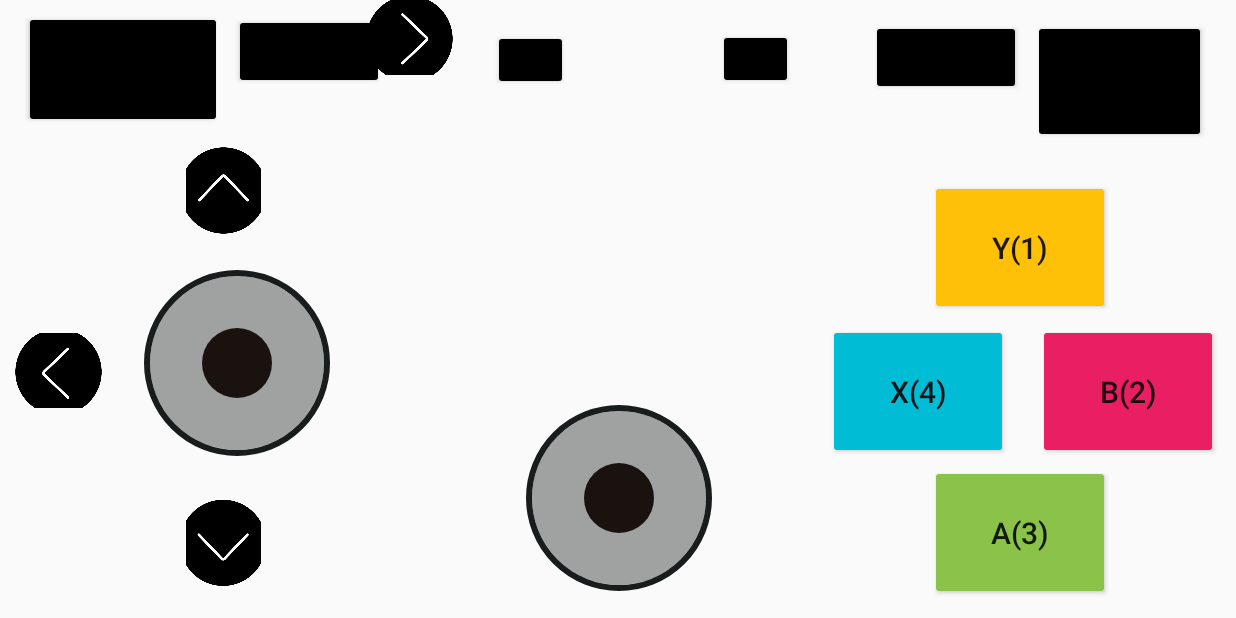
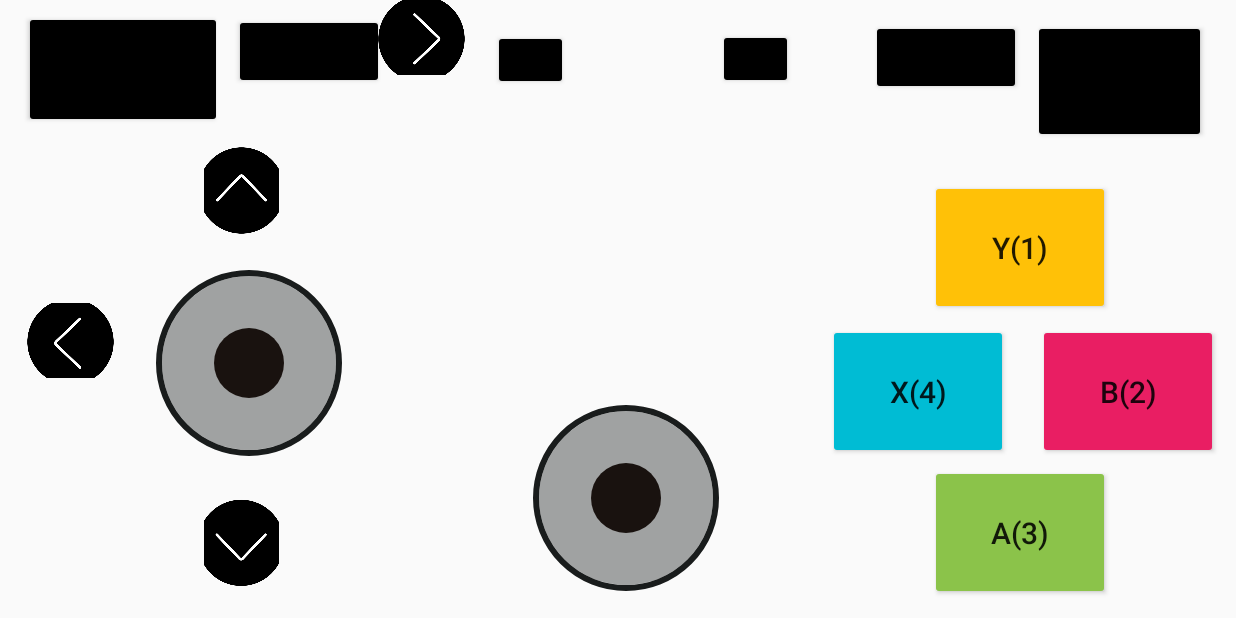
Before and after one commit to Null3rror/Xbox-Remote-Controller-Android-App, an Android app: the Layout screen opened directly, with no data from a screen before it, on a phone screen of 824 x 412 dp (held sideways). Run offline under Robolectric (Android 15) with nearby library versions, the phone set to English and light mode, and no system bars; network calls fail; 4 statements that could not run were skipped.

Commit message:
Refactor dpad xml

```diff
--- a/android_feeder/app/src/main/res/layout/activity_layout.xml
+++ b/android_feeder/app/src/main/res/layout/activity_layout.xml
@@ -169,8 +169,8 @@
         android:layout_height="70dp"
         android:layout_centerHorizontal="true"
         android:layout_centerVertical="true"
-        android:layout_marginStart="124dp"
-        android:layout_marginLeft="124dp"
+        android:layout_marginStart="136dp"
+        android:layout_marginLeft="136dp"
         android:layout_marginBottom="16dp"
         android:background="@null"
         android:padding="5dp"
@@ -185,8 +185,8 @@
         android:layout_height="70dp"
         android:layout_centerHorizontal="true"
         android:layout_centerVertical="true"
-        android:layout_marginStart="124dp"
-        android:layout_marginLeft="124dp"
+        android:layout_marginStart="136dp"
+        android:layout_marginLeft="136dp"
         android:layout_marginBottom="164dp"
         android:background="@null"
         android:padding="5dp"
@@ -216,9 +216,9 @@
         android:layout_height="50dp"
         android:layout_centerHorizontal="true"
         android:layout_centerVertical="true"
-        android:layout_marginStart="4dp"
-        android:layout_marginLeft="4dp"
-        android:layout_marginBottom="140dp"
+        android:layout_marginStart="12dp"
+        android:layout_marginLeft="12dp"
+        android:layout_marginBottom="160dp"
         android:background="@null"
         android:padding="5dp"
         android:scaleType="centerCrop"
```
